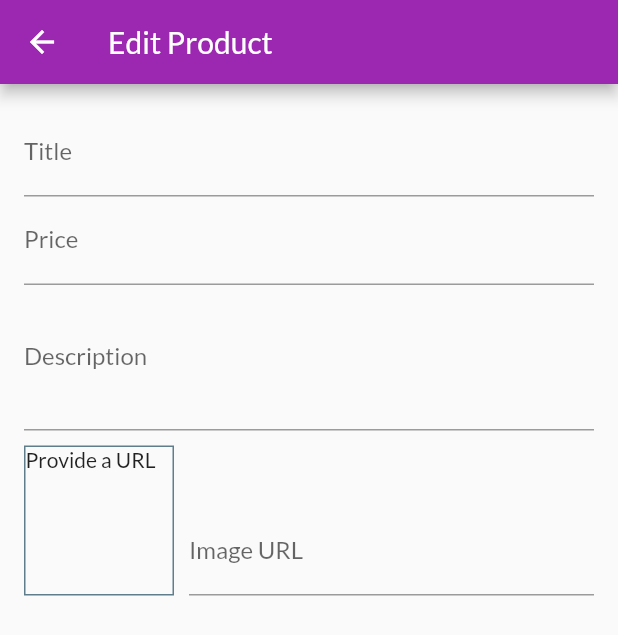
After one commit to arthurbz/shop_app, a Flutter app: the EditProductScreen screen opened by its route, on a phone screen of 412 x 824 dp. The commit adds this screen. Shown: the top 635 px of the screen. Run offline on Flutter 3.47's test engine with Material 2 defaults, Android fonts, the phone set to English and light mode, and no system bars; network calls fail.

Commit message:
Manage Products

```diff
--- a/lib/main.dart
+++ b/lib/main.dart
@@ -5,6 +5,8 @@ import './screens/products_overview_screen.dart';
 import './screens/product_detail_screen.dart';
 import './screens/cart_screen.dart';
 import './screens/orders_screen.dart';
+import './screens/edit_product_screen.dart';
+import './screens/user_products_screen.dart';
 import 'providers/products_provider.dart';
 import 'providers/cart.dart';
 import 'providers/orders.dart';
@@ -38,6 +40,8 @@ class ShopApp extends StatelessWidget {
             ProductDetailScreen.routeName: (ctx) => ProductDetailScreen(),
             CartScreen.routeName: (ctx) => CartScreen(),
             OrdersScreen.routeName: (ctx) => OrdersScreen(),
+            UserProductsScreen.routeName: (ctx) => UserProductsScreen(),
+            EditProductScreen.routeName: (ctx) => EditProductScreen(),
           }),
     );
   }
--- /dev/null
+++ b/lib/screens/edit_product_screen.dart
@@ -0,0 +1,108 @@
+import 'package:flutter/material.dart';
+
+class EditProductScreen extends StatefulWidget {
+  static const routeName = '/edit-product';
+
+  @override
+  _EditProductScreenState createState() => _EditProductScreenState();
+}
+
+class _EditProductScreenState extends State<EditProductScreen> {
+  final _priceFocusNode = FocusNode();
+  final _descriptionFocusNode = FocusNode();
+  final _imageUrlFocusNode = FocusNode();
+  final _imageUrlController = TextEditingController();
+
+  @override
+  void initState() {
+    _imageUrlFocusNode.addListener(_updateImageUrl);
+    super.initState();
+  }
+
+  @override
+  void dispose() {
+    _imageUrlFocusNode.removeListener(_updateImageUrl);
+    _priceFocusNode.dispose();
+    _descriptionFocusNode.dispose();
+    _imageUrlFocusNode.dispose();
+    _imageUrlController.dispose();
+    super.dispose();
+  }
+
+  void _updateImageUrl() {
+    if (!_imageUrlFocusNode.hasFocus) {
+      setState(() {});
+    }
+  }
+
+  @override
+  Widget build(BuildContext context) {
+    return Scaffold(
+      appBar: AppBar(
+        title: Text('Edit Product'),
+      ),
+      body: Padding(
+        padding: const EdgeInsets.all(16.0),
+        child: Form(
+          child: ListView(
+            children: <Widget>[
+              TextFormField(
+                decoration: InputDecoration(labelText: 'Title'),
+                textInputAction: TextInputAction.next,
+                onFieldSubmitted: (_) {
+                  FocusScope.of(context).requestFocus(_priceFocusNode);
+                },
+              ),
+              TextFormField(
+                decoration: InputDecoration(labelText: 'Price'),
+                textInputAction: TextInputAction.next,
+                keyboardType: TextInputType.number,
+                focusNode: _priceFocusNode,
+                onFieldSubmitted: (_) {
+                  FocusScope.of(context).requestFocus(_descriptionFocusNode);
+                },
+              ),
+              TextFormField(
+                decoration: InputDecoration(labelText: 'Description'),
+                maxLines: 3,
+                focusNode: _descriptionFocusNode,
+                keyboardType: TextInputType.multiline,
+              ),
+              Row(
+                crossAxisAlignment: CrossAxisAlignment.end,
+                children: <Widget>[
+                  Container(
+                    child: _imageUrlController.text.isEmpty
+                        ? Text('Provide a URL')
+                        : FittedBox(
+                            child: Image.network(_imageUrlController.text),
+                            fit: BoxFit.cover,
+                          ),
+                    margin: EdgeInsets.only(top: 10, right: 10),
+                    width: 100,
+                    height: 100,
+                    decoration: BoxDecoration(
+                      border: Border.all(
+                        width: 1,
+                        color: Colors.blueGrey,
+                      ),
+                    ),
+                  ),
+                  Expanded(
+                    child: TextFormField(
+                      decoration: InputDecoration(labelText: 'Image URL'),
+                      keyboardType: TextInputType.url,
+                      textInputAction: TextInputAction.done,
+                      controller: _imageUrlController,
+                      focusNode: _imageUrlFocusNode,
+                    ),
+                  ),
+                ],
+              )
+            ],
+          ),
+        ),
+      ),
+    );
+  }
+}
--- a/lib/widgets/app_drawer.dart
+++ b/lib/widgets/app_drawer.dart
@@ -1,6 +1,7 @@
 import 'package:flutter/material.dart';
 
 import '../screens/orders_screen.dart';
+import '../screens/user_products_screen.dart';
 
 class AppDrawer extends StatelessWidget {
   @override
@@ -29,6 +30,15 @@ class AppDrawer extends StatelessWidget {
                   .pushReplacementNamed(OrdersScreen.routeName);
             },
           ),
+          Divider(),
+          ListTile(
+            leading: Icon(Icons.edit),
+            title: Text('Manage Products'),
+            onTap: () {
+              Navigator.of(context)
+                  .pushReplacementNamed(UserProductsScreen.routeName);
+            },
+          ),
         ],
       ),
     );
```
Also changed, not shown: lib/providers/cart.dart (+19 -0 lines), lib/screens/user_products_screen.dart (added, +45 -0 lines), lib/widgets/cart_item_product.dart (+19 -1 lines), lib/widgets/product_item.dart (+13 -0 lines), lib/widgets/user_product_item.dart (added, +35 -0 lines).
